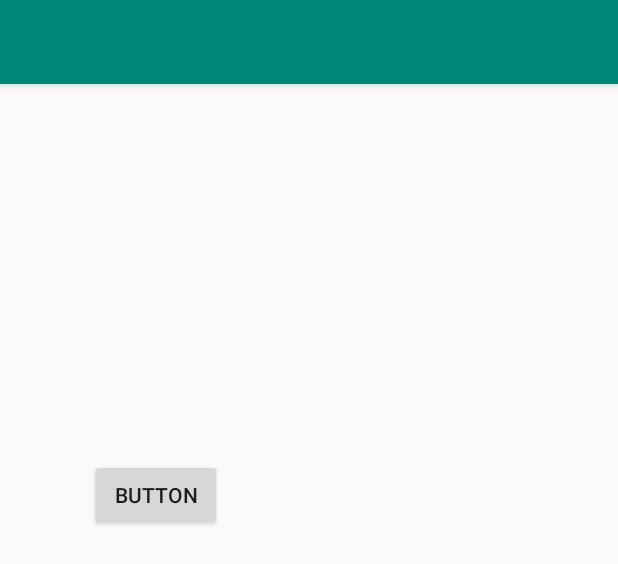
After one commit to tirey93/aplikacje_mobilne_3, an Android app: the layout landscape.xml on its own in the app's theme, with its tools: preview values and no code run, on a phone screen of 412 x 824 dp. The commit adds this screen. Shown: the top 564 px of the screen. Run offline under Robolectric (Android 15) with nearby library versions, the phone set to English and light mode, and no system bars.

Commit message:
Dodano obsługę obracania ekranem

```diff
--- a/app/src/main/java/com/example/student/kalkulator2/MainActivity.java
+++ b/app/src/main/java/com/example/student/kalkulator2/MainActivity.java
@@ -38,10 +38,21 @@ public class MainActivity extends AppCompatActivity {
         super.onConfigurationChanged(newConfig);
         // Checks the orientation of the screen
         if (newConfig.orientation == Configuration.ORIENTATION_LANDSCAPE) {
-            Toast.makeText(this, "landscape", Toast.LENGTH_SHORT).show();
+            //Toast.makeText(this, "landscape", Toast.LENGTH_SHORT).show();
+            setContentView(R.layout.landscape);
+            Toolbar toolbar = (Toolbar) findViewById(R.id.toolbar);
+            setSupportActionBar(toolbar);
         } else if (newConfig.orientation == Configuration.ORIENTATION_PORTRAIT){
-            Toast.makeText(this, "portrait", Toast.LENGTH_SHORT).show();
+            //Toast.makeText(this, "portrait", Toast.LENGTH_SHORT).show();
+            setContentView(R.layout.activity_main);
+            Toolbar toolbar = (Toolbar) findViewById(R.id.toolbar);
+            setSupportActionBar(toolbar);
         }
+    }
+    public void buttonPortrait(View view){
+        setContentView(R.layout.activity_main);
+        Toolbar toolbar = (Toolbar) findViewById(R.id.toolbar);
+        setSupportActionBar(toolbar);
     }
     public void buttonNumberClick(View view){
         String value = ((Button) view).getText().toString();
--- /dev/null
+++ b/app/src/main/res/layout/landscape.xml
@@ -0,0 +1,35 @@
+<?xml version="1.0" encoding="utf-8"?>
+<android.support.constraint.ConstraintLayout
+    xmlns:android="http://schemas.android.com/apk/res/android"
+    xmlns:app="http://schemas.android.com/apk/res-auto"
+    xmlns:tools="http://schemas.android.com/tools"
+    android:layout_width="match_parent"
+    android:layout_height="match_parent">
+
+    <android.support.design.widget.AppBarLayout
+        android:layout_width="match_parent"
+        android:layout_height="wrap_content"
+        android:theme="@style/AppTheme.AppBarOverlay">
+
+        <android.support.v7.widget.Toolbar
+            android:id="@+id/toolbar"
+            android:layout_width="match_parent"
+            android:layout_height="?attr/actionBarSize"
+            android:background="?attr/colorPrimary"
+            app:popupTheme="@style/AppTheme.PopupOverlay" />
+
+    </android.support.design.widget.AppBarLayout>
+    <Button
+        android:id="@+id/button"
+        android:layout_width="wrap_content"
+        android:layout_height="wrap_content"
+        android:layout_marginTop="8dp"
+        android:layout_marginEnd="264dp"
+        android:layout_marginBottom="8dp"
+        android:onClick="buttonPortrait"
+        android:text="Button"
+        app:layout_constraintBottom_toBottomOf="parent"
+        app:layout_constraintEnd_toEndOf="parent"
+        app:layout_constraintTop_toTopOf="parent"
+        app:layout_constraintVertical_bias="0.392" />
+</android.support.constraint.ConstraintLayout>
```
